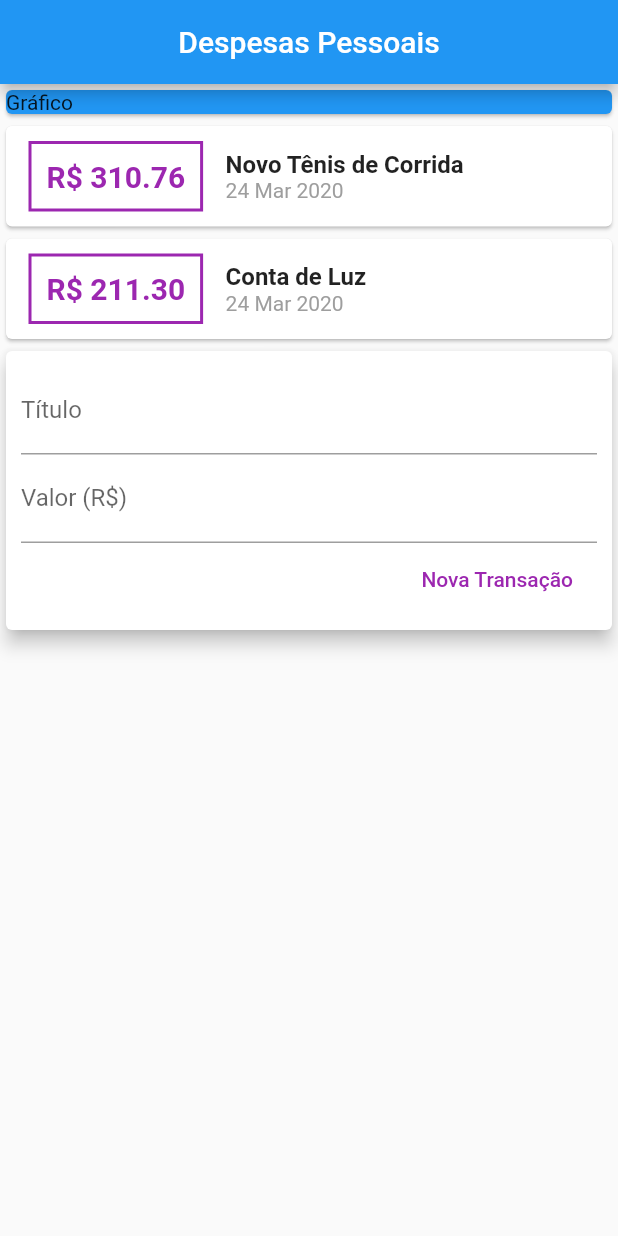
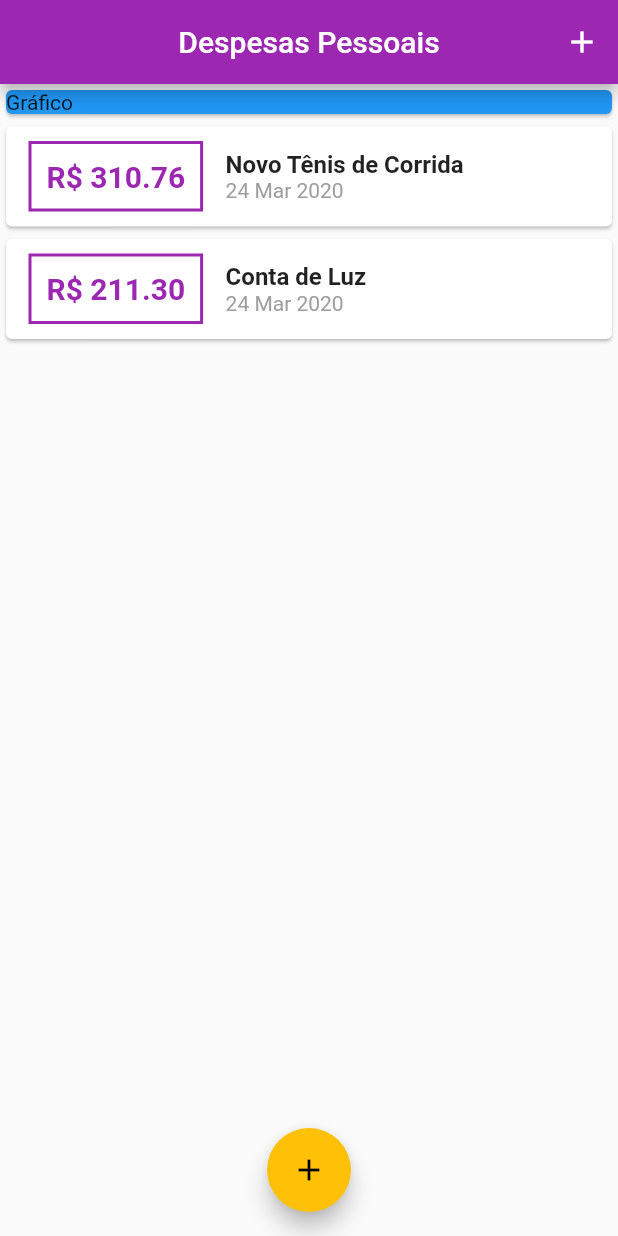
Before and after one commit to rodrigolmacedo/expenses_list_curso, a Flutter app: the screen it shows after launch, on a phone screen of 412 x 824 dp. Run offline on Flutter 3.47's test engine with Material 2 defaults, Android fonts, the phone set to English and light mode, and no system bars.

Commit message:
refatorando e começando a trabalhar com themas

```diff
--- a/lib/components/transaction_list.dart
+++ b/lib/components/transaction_list.dart
@@ -9,8 +9,12 @@ class TransactionList extends StatelessWidget {
 
   @override
   Widget build(BuildContext context) {
-    return Column(
-      children: transactions.map((tr) {
+    return Container(
+      height: 300,
+      child: ListView.builder(
+        itemCount: transactions.length,
+        itemBuilder: (context, index) {
+          final tr = transactions[index];
           return Card(
               child: Row(
             children: <Widget>[
@@ -18,7 +22,7 @@ class TransactionList extends StatelessWidget {
                 margin: EdgeInsets.symmetric(horizontal: 15.0, vertical: 10.0),
                 decoration: BoxDecoration(
                   border: Border.all(
-                  color: Colors.purple,
+                    color: Theme.of(context).primaryColor,
                     width: 2,
                   ),
                 ),
@@ -28,7 +32,7 @@ class TransactionList extends StatelessWidget {
                   style: TextStyle(
                       fontWeight: FontWeight.bold,
                       fontSize: 20,
-                    color: Colors.purple),
+                      color: Theme.of(context).primaryColor),
                 ),
               ),
               Column(
@@ -51,7 +55,8 @@ class TransactionList extends StatelessWidget {
               )
             ],
           ));
-      }).toList(),
+        },
+      ),
     );
   }
 }
--- a/lib/components/transaction_user.dart
+++ /dev/null
@@ -1,37 +0,0 @@
-import 'package:expenses/components/transaction_form.dart';
-import 'package:expenses/components/transaction_list.dart';
-import 'package:expenses/models/transaction.dart';
-import 'package:flutter/material.dart';
-
-class TransactionUser extends StatefulWidget {
-  TransactionUser({Key key}) : super(key: key);
-
-  @override
-  _TransactionUserState createState() => _TransactionUserState();
-}
-
-class _TransactionUserState extends State<TransactionUser> {
-  final _transactions = [
-    Transaction(
-        id: 't1',
-        tittle: 'Novo Tênis de Corrida',
-        value: 310.76,
-        date: DateTime.now()),
-    Transaction(
-        id: 't2', tittle: 'Conta de Luz', value: 211.30, date: DateTime.now()),
-  ];
-
-  @override
-  Widget build(BuildContext context) {
-    return Container(
-      child: Column(
-        children: <Widget>[
-          TransactionList(
-            transactions: _transactions,
-          ),
-          TransactionForm()
-        ],
-      ),
-    );
-  }
-}
--- a/lib/main.dart
+++ b/lib/main.dart
@@ -1,26 +1,79 @@
+import 'dart:math';
+
 import 'package:expenses/components/transaction_form.dart';
 import 'package:expenses/components/transaction_list.dart';
-import 'package:expenses/components/transaction_user.dart';
 import 'package:flutter/material.dart';
+
+import 'models/transaction.dart';
 
 main() => runApp(ExpensesApp());
 
 class ExpensesApp extends StatelessWidget {
   @override
   Widget build(BuildContext context) {
-    return MaterialApp(home: MyHomePage());
+    return MaterialApp(
+        theme: ThemeData(
+          primarySwatch: Colors.purple,
+          accentColor: Colors.amber,
+        ),
+        home: MyHomePage());
   }
 }
 
-class MyHomePage extends StatelessWidget {
+class MyHomePage extends StatefulWidget {
+  @override
+  _MyHomePageState createState() => _MyHomePageState();
+}
+
+class _MyHomePageState extends State<MyHomePage> {
+  final _transactions = [
+    Transaction(
+        id: 't1',
+        tittle: 'Novo Tênis de Corrida',
+        value: 310.76,
+        date: DateTime.now()),
+    Transaction(
+        id: 't2', tittle: 'Conta de Luz', value: 211.30, date: DateTime.now()),
+  ];
+
+  _addTransaction(String title, double value) {
+    final newTransaction = Transaction(
+        id: Random().nextDouble().toString(),
+        tittle: title,
+        value: value,
+        date: DateTime.now());
+
+    setState(() {
+      _transactions.add(newTransaction);
+    });
+
+    Navigator.of(context).pop();
+  }
+
+  _openTransactionFormModal(BuildContext context) {
+    showModalBottomSheet(
+        context: context,
+        builder: (_) {
+          return TransactionForm(
+            onSubmit: _addTransaction,
+          );
+        });
+  }
+
   @override
   Widget build(BuildContext context) {
     return Scaffold(
-        appBar: AppBar(
-          title: Text('Despesas Pessoais'),
-          centerTitle: true,
-        ),
-        body: Column(
+      appBar: AppBar(
+        title: Text('Despesas Pessoais'),
+        actions: <Widget>[
+          IconButton(
+              icon: Icon(Icons.add),
+              onPressed: () => _openTransactionFormModal(context))
+        ],
+        centerTitle: true,
+      ),
+      body: SingleChildScrollView(
+        child: Column(
           mainAxisAlignment: MainAxisAlignment.start,
           crossAxisAlignment: CrossAxisAlignment.stretch,
           children: <Widget>[
@@ -30,8 +83,17 @@ class MyHomePage extends StatelessWidget {
                 color: Colors.blue,
               ),
             ),
-            TransactionUser()
+            TransactionList(
+              transactions: _transactions,
+            ),
           ],
-        ));
+        ),
+      ),
+      floatingActionButton: FloatingActionButton(
+        child: Icon(Icons.add),
+        onPressed: () => _openTransactionFormModal(context),
+      ),
+      floatingActionButtonLocation: FloatingActionButtonLocation.centerFloat,
+    );
   }
 }
```
Also changed, not shown: lib/components/transaction_form.dart (+26 -5 lines). Lines whose indentation alone changed are shown as unchanged.
